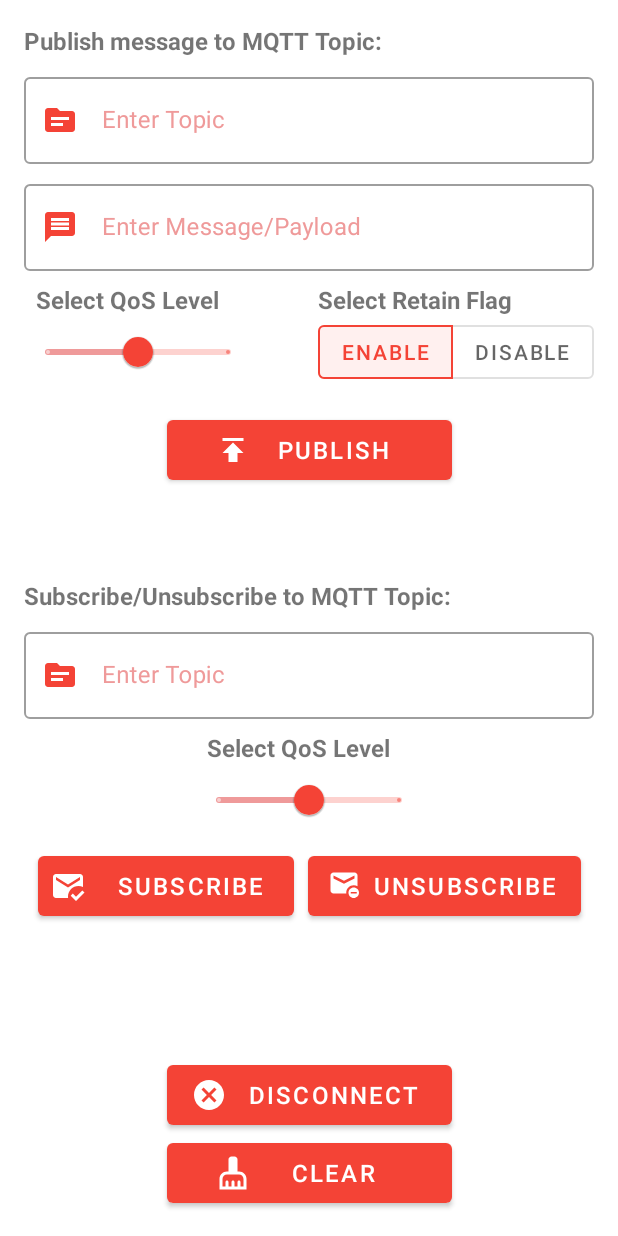
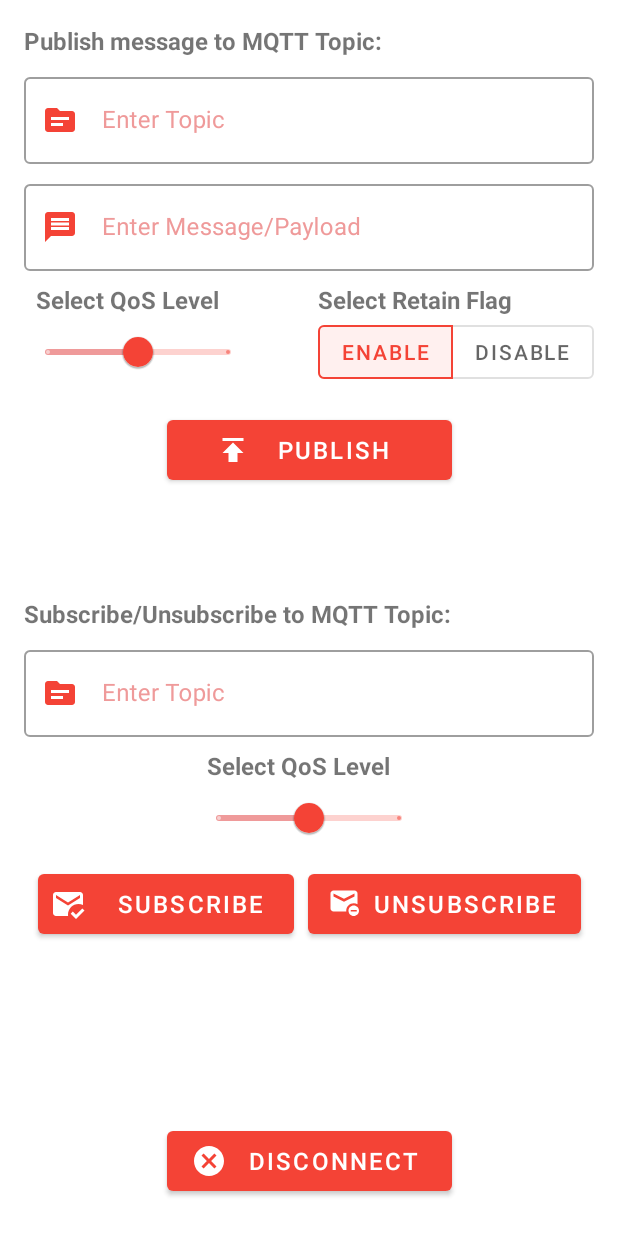
Before and after one commit to ranitraj/MqttClient, an Android app: the fragment ClientFragment placed in its activity, on a phone screen of 412 x 824 dp. Run offline under Robolectric (Android 15) with nearby library versions, the phone set to English and light mode, and no system bars; our stand-ins replace data binding; 4 statements that could not run were skipped.

```diff
--- /dev/null
+++ b/app/src/main/java/com/android/ranit/mqttcommunication/contract/ClientContract.java
@@ -0,0 +1,14 @@
+package com.android.ranit.mqttcommunication.contract;
+
+public interface ClientContract {
+    // View (To be implemented by ClientFragment)
+    interface View {
+        void onDisconnectButtonClicked();
+        void displayMessage(String message);
+    }
+
+    // View-Model
+    interface ViewModel {
+        void disconnectFromMqttBroker();
+    }
+}
--- a/app/src/main/java/com/android/ranit/mqttcommunication/view/fragment/ClientFragment.java
+++ b/app/src/main/java/com/android/ranit/mqttcommunication/view/fragment/ClientFragment.java
@@ -2,31 +2,113 @@ package com.android.ranit.mqttcommunication.view.fragment;
 
 import android.os.Bundle;
 
+import androidx.annotation.Nullable;
+import androidx.databinding.DataBindingUtil;
 import androidx.fragment.app.Fragment;
+import androidx.lifecycle.Observer;
+import androidx.lifecycle.ViewModelProvider;
 
+import android.util.Log;
 import android.view.LayoutInflater;
 import android.view.View;
 import android.view.ViewGroup;
 
 import com.android.ranit.mqttcommunication.R;
+import com.android.ranit.mqttcommunication.common.MqttClientUtil;
+import com.android.ranit.mqttcommunication.contract.ClientContract;
+import com.android.ranit.mqttcommunication.data.DataResponse;
+import com.android.ranit.mqttcommunication.data.States;
+import com.android.ranit.mqttcommunication.databinding.FragmentClientBinding;
+import com.android.ranit.mqttcommunication.view.activity.MainActivity;
+import com.android.ranit.mqttcommunication.view.custom.CustomProgressbar;
+import com.android.ranit.mqttcommunication.viewModel.MqttClientViewModel;
+import com.google.android.material.snackbar.Snackbar;
 
-public class ClientFragment extends Fragment {
+public class ClientFragment extends Fragment implements ClientContract.View {
     public static final String TAG = ClientFragment.class.getSimpleName();
+
+    private FragmentClientBinding mBinding;
+
+    private MqttClientViewModel mViewModel;
+    private CustomProgressbar mProgressBar;
 
     public ClientFragment() {
         // Required empty public constructor
     }
 
+    /**
+     * Observer for disconnectFromBroker LiveData Response
+     */
+    private final Observer<DataResponse> observerDisconnectFromBroker = new Observer<DataResponse>() {
+        @Override
+        public void onChanged(DataResponse dataResponse) {
+            Log.d(TAG, "onChanged() called");
+            if (dataResponse.getState() == States.EnumStates.SUCCESS) {
+                mProgressBar.hide();
+                // Redirect to Connect Fragment
+                if (getActivity() != null) {
+                    ((MainActivity) getActivity()).launchConnectFragment();
+                }
+            } else if (dataResponse.getState() == States.EnumStates.ERROR) {
+                mProgressBar.dismiss();
+                displayMessage("Something went wrong! Try again.");
+            } else {
+                mProgressBar.show();
+            }
+        }
+    };
+
     @Override
     public void onCreate(Bundle savedInstanceState) {
         super.onCreate(savedInstanceState);
-
     }
 
     @Override
     public View onCreateView(LayoutInflater inflater, ViewGroup container,
                              Bundle savedInstanceState) {
         // Inflate the layout for this fragment
-        return inflater.inflate(R.layout.fragment_client, container, false);
+        mBinding = DataBindingUtil.inflate(inflater, R.layout.fragment_client, container, false);
+        mProgressBar = new CustomProgressbar(getContext());
+
+        onDisconnectButtonClicked();
+
+        return mBinding.getRoot();
+    }
+
+    @Override
+    public void onActivityCreated(@Nullable @org.jetbrains.annotations.Nullable Bundle savedInstanceState) {
+        super.onActivityCreated(savedInstanceState);
+
+        if (getActivity() != null) {
+            // Making MainActivity at the ViewModelStoreOwner
+            mViewModel = new ViewModelProvider(getActivity()).get(MqttClientViewModel.class);
+        } else {
+            Log.e(TAG, "ViewModel could not be initialized");
+        }
+    }
+
+    @Override
+    public void onDestroy() {
+        super.onDestroy();
+        mViewModel.getDisconnectFromBrokerLiveData().removeObservers(this);
+    }
+
+    @Override
+    public void onDisconnectButtonClicked() {
+        mBinding.buttonDisconnect.setOnClickListener(view -> {
+            Log.d(TAG, "onDisconnectButtonClicked() called");
+
+            // Attaching Observer
+            mViewModel.getDisconnectFromBrokerLiveData()
+                    .observe(getViewLifecycleOwner(), observerDisconnectFromBroker);
+
+            mViewModel.disconnectFromMqttBroker();
+        });
+    }
+
+    @Override
+    public void displayMessage(String message) {
+        Snackbar.make(mBinding.layoutParent, message, Snackbar.LENGTH_SHORT)
+                .show();
     }
 }
--- a/app/src/main/java/com/android/ranit/mqttcommunication/view/fragment/ConnectFragment.java
+++ b/app/src/main/java/com/android/ranit/mqttcommunication/view/fragment/ConnectFragment.java
@@ -43,9 +43,7 @@ public class ConnectFragment extends Fragment implements ConnectContract.View {
     /**
      * Observer for connectToBroker LiveData Response
      */
-    private void observeConnectToBrokerLiveData() {
-        mViewModel.getConnectToBrokerLiveData().observe(getViewLifecycleOwner(),
-                new Observer<DataResponse>() {
+    private final Observer<DataResponse> observerConnectToBroker = new Observer<DataResponse>() {
         @Override
         public void onChanged(DataResponse dataResponse) {
             Log.d(TAG, "onChanged() called");
@@ -56,17 +54,18 @@ public class ConnectFragment extends Fragment implements ConnectContract.View {
                 if (getActivity() != null) {
                     ((MainActivity) getActivity()).launchClientFragment();
                 }
+                mViewModel.getConnectToBrokerLiveData().removeObserver(this);
+
             } else if (dataResponse.getState() == States.EnumStates.ERROR) {
-                            Log.e(TAG, "observeConnectToBrokerLiveData: ERROR");
                 mProgressBar.dismiss();
                 displayMessage("Something went wrong! Try again.");
+
+                mViewModel.getConnectToBrokerLiveData().removeObserver(this);
             } else {
-                            Log.e(TAG, "observeConnectToBrokerLiveData: LOADING");
                 mProgressBar.show();
             }
         }
-                });
-    }
+    };
 
     @Override
     public void onCreate(Bundle savedInstanceState) {
@@ -82,7 +81,6 @@ public class ConnectFragment extends Fragment implements ConnectContract.View {
         if (getActivity() != null) {
             // Making MainActivity at the ViewModelStoreOwner
             mViewModel = new ViewModelProvider(getActivity()).get(MqttClientViewModel.class);
-            observeConnectToBrokerLiveData();
         } else {
             Log.e(TAG, "ViewModel could not be initialized");
         }
@@ -95,14 +93,10 @@ public class ConnectFragment extends Fragment implements ConnectContract.View {
         mBinding = DataBindingUtil.inflate(inflater, R.layout.fragment_connect, container, false);
         mProgressBar = new CustomProgressbar(getContext());
 
-        return mBinding.getRoot();
-    }
-
-    @Override
-    public void onResume() {
-        super.onResume();
         onConnectButtonClicked();
         onClearButtonClicked();
+
+        return mBinding.getRoot();
     }
 
     @Override
@@ -137,9 +131,14 @@ public class ConnectFragment extends Fragment implements ConnectContract.View {
 
     @Override
     public void onConnectButtonClicked() {
-        Log.d(TAG, "onConnectButtonClicked() called");
         // Click Listener
         mBinding.buttonConnect.setOnClickListener(view -> {
+            Log.d(TAG, "onConnectButtonClicked() called");
+
+            // Attach Observer
+            mViewModel.getConnectToBrokerLiveData()
+                    .observe(getViewLifecycleOwner(), observerConnectToBroker);
+
             prepareDataForBrokerConnection();
 
             if (!mServerUri.equals("") && !mClientId.equals("")) {
@@ -157,9 +156,9 @@ public class ConnectFragment extends Fragment implements ConnectContract.View {
 
     @Override
     public void onClearButtonClicked() {
-        Log.d(TAG, "onClearButtonClicked() called");
         // Click Listener
         mBinding.buttonClearTextFields.setOnClickListener(view -> {
+            Log.d(TAG, "onClearButtonClicked() called");
 
             if (mBinding.editTvServerUri.getEditText() != null) {
                 mBinding.editTvServerUri.getEditText().setText("");
--- a/app/src/main/res/layout/fragment_client.xml
+++ b/app/src/main/res/layout/fragment_client.xml
@@ -1,5 +1,6 @@
 <layout xmlns:app="http://schemas.android.com/apk/res-auto">
     <androidx.constraintlayout.widget.ConstraintLayout
+        android:id="@+id/layoutParent"
         xmlns:android="http://schemas.android.com/apk/res/android"
         xmlns:tools="http://schemas.android.com/tools"
         android:layout_width="match_parent"
@@ -149,7 +150,7 @@
             android:layout_height="wrap_content"
             android:text="@string/subscribe_to_mqtt_broker"
             style="@style/TextView.Header.Large"
-            android:layout_marginTop="@dimen/dp_60"
+            android:layout_marginTop="@dimen/dp_72"
             app:layout_constraintStart_toStartOf="parent"
             app:layout_constraintTop_toBottomOf="@id/buttonPublish" />
 
@@ -239,6 +240,7 @@
             app:layout_constraintWidth_percent="0.5"
 
             android:text="@string/disconnect"
+            android:layout_marginBottom="@dimen/dp_8"
             android:paddingStart="@dimen/dp_16"
             android:paddingEnd="@dimen/dp_16"
             android:paddingTop="@dimen/dp_8"
@@ -246,26 +248,8 @@
             android:textSize="@dimen/sp_16"
             app:layout_constraintStart_toStartOf="parent"
             app:layout_constraintEnd_toEndOf="parent"
-            app:layout_constraintBottom_toTopOf="@id/buttonClearTextFields"
+            app:layout_constraintBottom_toBottomOf="parent"
             app:icon="@drawable/ic_disconnect"
-            style="@style/Widget.MaterialComponents.Button.Icon"/>
-
-        <com.google.android.material.button.MaterialButton
-            android:id="@+id/buttonClearTextFields"
-            android:layout_width="@dimen/dp_0"
-            android:layout_height="wrap_content"
-            app:layout_constraintWidth_percent="0.5"
-
-            android:text="@string/clear"
-            android:paddingStart="@dimen/dp_32"
-            android:paddingEnd="@dimen/dp_32"
-            android:paddingTop="@dimen/dp_8"
-            android:paddingBottom="@dimen/dp_8"
-            android:textSize="@dimen/sp_16"
-            app:layout_constraintStart_toStartOf="parent"
-            app:layout_constraintEnd_toEndOf="parent"
-            app:layout_constraintBottom_toBottomOf="parent"
-            app:icon="@drawable/ic_clear"
             style="@style/Widget.MaterialComponents.Button.Icon"/>
 
     </androidx.constraintlayout.widget.ConstraintLayout>
--- a/app/src/main/res/values/dimens.xml
+++ b/app/src/main/res/values/dimens.xml
@@ -10,6 +10,7 @@
     <dimen name="sp_24">24sp</dimen>
     <dimen name="dp_40">40dp</dimen>
     <dimen name="dp_60">60dp</dimen>
+    <dimen name="dp_72">72dp</dimen>
 
     <dimen name="progress_icon_width">150dp</dimen>
     <dimen name="progress_icon_height">150dp</dimen>
```
Also changed, not shown: app/src/main/java/com/android/ranit/mqttcommunication/common/MqttClientUtil.java (+14 -4 lines), app/src/main/java/com/android/ranit/mqttcommunication/viewModel/MqttClientViewModel.java (+57 -20 lines). Lines whose indentation alone changed are shown as unchanged.
